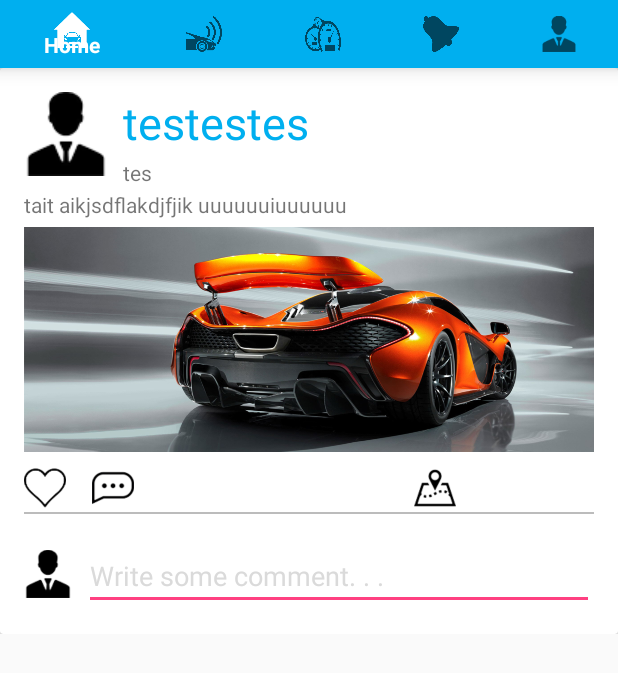
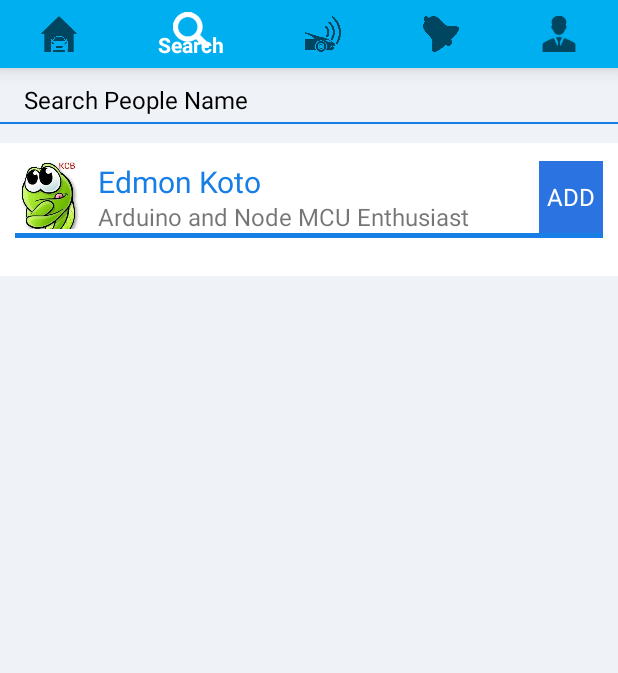
Before and after one commit to otovent/Otovent-Android, an Android app: the BaseActivity screen opened directly, with no data from a screen before it, item 2 of the bottom bar chosen, on a phone screen of 412 x 824 dp. Shown: the top 673 px of the screen. Run offline under Robolectric (Android 15) with nearby library versions, the phone set to English and light mode, and no system bars; our stand-ins replace Volley; network calls fail; Roboto replaces fonts that are not available here; 2 statements that could not run were skipped.

Commit message:
Added layout search

```diff
--- a/app/src/main/java/android/project/techno/otovent_android/menu/BaseActivity.java
+++ b/app/src/main/java/android/project/techno/otovent_android/menu/BaseActivity.java
@@ -7,6 +7,7 @@ import android.project.techno.otovent_android.API.Impl.ServiceImpl;
 import android.project.techno.otovent_android.API.Service;
 import android.project.techno.otovent_android.R;
 import android.project.techno.otovent_android.menu.fragment.NotificationFragment;
+import android.project.techno.otovent_android.menu.fragment.SearchFragment;
 import android.project.techno.otovent_android.menu.fragment.TimeLineFragment;
 import android.project.techno.otovent_android.menu.fragment.UserFragment;
 import android.support.annotation.NonNull;
@@ -79,6 +80,14 @@ public class BaseActivity extends AppCompatActivity {
                 .commit();
     }
 
+    public void switchToSearch(){
+        SearchFragment fragment = new SearchFragment();
+        FragmentManager manager = getSupportFragmentManager();
+        manager.beginTransaction()
+                .replace(R.id.content,fragment)
+                .commit();
+    }
+
     @Override
     public void onBackPressed() {
 
@@ -93,8 +102,10 @@ public class BaseActivity extends AppCompatActivity {
                 case R.id.navigation_home:
                     switchToTimeline();
                     return true;
-                case R.id.navigation_dashboard:
-                    mTextMessage.setText(R.string.title_dashboard);
+                case R.id.navigation_search:
+                    switchToSearch();
+                    return true;
+                case R.id.navigation_promoted_timeline:
                     return true;
                 case R.id.navigation_notifications:
                     switchToNotification();
--- a/app/src/main/java/android/project/techno/otovent_android/menu/fragment/SearchFragment.java
+++ b/app/src/main/java/android/project/techno/otovent_android/menu/fragment/SearchFragment.java
@@ -1,8 +1,8 @@
 package android.project.techno.otovent_android.menu.fragment;
 
-import android.app.Fragment;
 import android.os.Bundle;
 import android.project.techno.otovent_android.R;
+import android.support.v4.app.Fragment;
 import android.view.LayoutInflater;
 import android.view.View;
 import android.view.ViewGroup;
@@ -10,7 +10,7 @@ import android.view.ViewGroup;
 /**
  * Created by N-REW on 10/11/2017.
  */
-public class SearchFragment extends Fragment{
+public class SearchFragment extends Fragment {
 
     public SearchFragment(){
 
--- a/app/src/main/res/layout/fragment_search_people.xml
+++ b/app/src/main/res/layout/fragment_search_people.xml
@@ -12,11 +12,12 @@
         android:layout_height="wrap_content"
         android:hint="Search People Name"
         android:layout_marginLeft="16dp"
-        android:textColorHint="@color/colorhint"
+        android:textColorHint="@android:color/black"
         android:textColor="@color/colortext"
         android:background="#0000"
         android:paddingTop="10dp"
-        android:gravity="left"/>
+        android:gravity="left"
+        android:layout_marginBottom="5dp"/>
 
 
 
@@ -32,61 +33,64 @@
 
     <RelativeLayout
         android:layout_width="match_parent"
-        android:layout_height="match_parent"
-        android:orientation="vertical"
+        android:layout_height="wrap_content"
         android:layout_gravity="center_horizontal|top"
-        android:layout_marginTop="50dp">
+        android:layout_marginTop="50dp"
+        android:background="@android:color/white"
+        android:orientation="vertical">
 
         <ImageView
             android:id="@+id/logo_user_timeline"
             android:layout_width="45dp"
             android:layout_height="45dp"
-        android:layout_marginLeft="10dp"
-        android:layout_marginTop="10dp"
-        android:background="@drawable/edmon"/>
+            android:layout_alignLeft="@+id/view5"
+            android:layout_alignStart="@+id/view5"
+            android:layout_alignTop="@+id/myTextView4"
+            android:background="@drawable/edmon" />
 
         <customfonts.MyTextView
+            android:id="@+id/myTextView4"
             android:layout_width="wrap_content"
             android:layout_height="wrap_content"
+            android:layout_marginLeft="65dp"
+            android:layout_marginTop="12dp"
             android:text="Edmon Koto"
-        android:layout_marginTop="12dp"
-        android:layout_marginLeft="65dp"
-        android:textSize="20dp"
             android:textColor="#177EE5"
-        />
+            android:textSize="20dp" />
 
         <customfonts.MyTextView
+            android:id="@+id/myTextView5"
             android:layout_width="wrap_content"
             android:layout_height="wrap_content"
+            android:layout_marginLeft="65dp"
+            android:layout_marginTop="38dp"
             android:text="Arduino and Node MCU Enthusiast"
-        android:layout_marginTop="38dp"
-        android:layout_marginLeft="65dp"
-        android:textSize="16dp"
-        />
+            android:textSize="16dp" />
 
         <customfonts.MyTextView
             android:id="@+id/add"
-            android:layout_width="match_parent"
+            android:layout_width="wrap_content"
             android:layout_height="wrap_content"
+            android:layout_alignBottom="@+id/myTextView5"
+            android:layout_alignEnd="@+id/view5"
+            android:layout_alignRight="@+id/view5"
+            android:layout_alignTop="@+id/myTextView4"
             android:background="#2b73e1"
+            android:gravity="center"
+            android:padding="5dp"
             android:text="ADD"
-            android:textSize="16dp"
             android:textColor="#fff"
-            android:gravity="center"
-            android:layout_marginLeft="320dp"
-            android:layout_marginRight="5dp"
-            android:padding="5dp"
-            android:layout_marginTop="0dp"
-            android:layout_marginBottom="0dp"/>
+            android:textSize="16dp" />
 
 
         <View
+            android:id="@+id/view5"
             android:layout_width="match_parent"
+            android:layout_height="3dp"
+            android:layout_marginBottom="25dp"
             android:layout_marginLeft="10dp"
             android:layout_marginRight="10dp"
-        android:layout_height="3dp"
-        android:layout_marginBottom="25dp"
             android:layout_marginTop="60dp"
-        android:background="#177EE5"/>
+            android:background="#177EE5" />
     </RelativeLayout>
 </FrameLayout>
--- a/app/src/main/res/menu/navigation.xml
+++ b/app/src/main/res/menu/navigation.xml
@@ -7,14 +7,15 @@
         android:title="@string/title_home" />
 
     <item
+        android:id="@+id/navigation_search"
+        android:icon="@drawable/png_search"
+        android:title="Search"/>
+
+    <item
         android:id="@+id/navigation_promoted_timeline"
         android:icon="@drawable/new_promoted"
         android:title="Promoted"/>
 
-    <item
-        android:id="@+id/navigation_dashboard"
-        android:icon="@drawable/new_dashboard"
-        android:title="@string/title_dashboard" />
 
     <item
         android:id="@+id/navigation_notifications"
```
Lines whose indentation alone changed are shown as unchanged.
